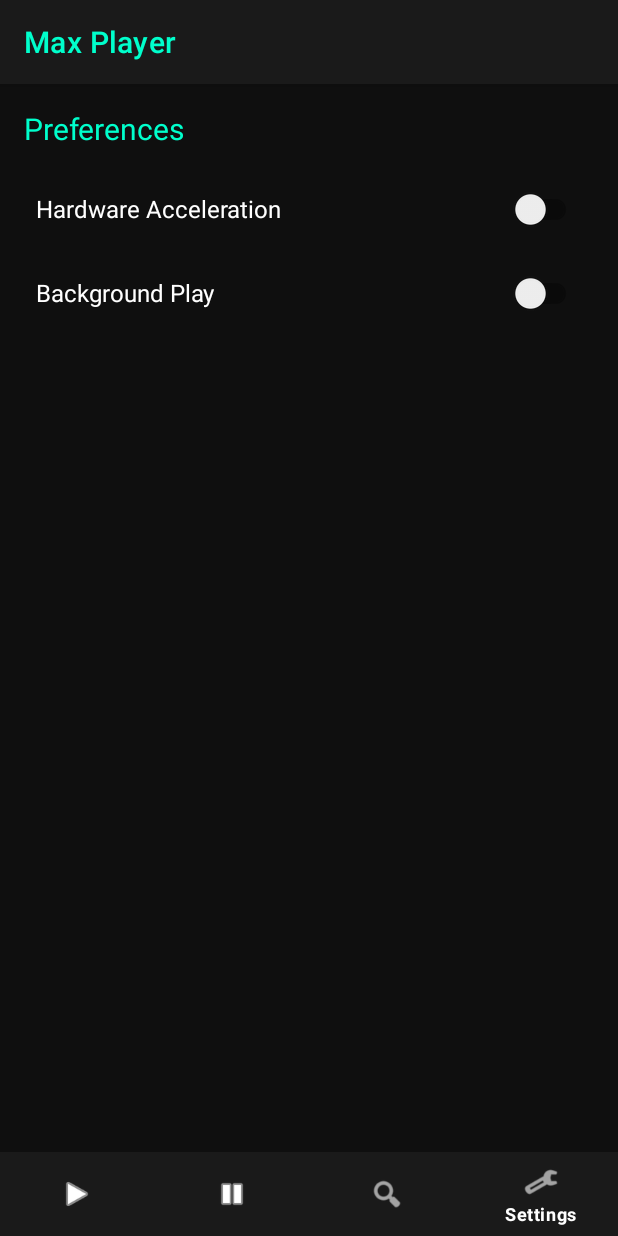
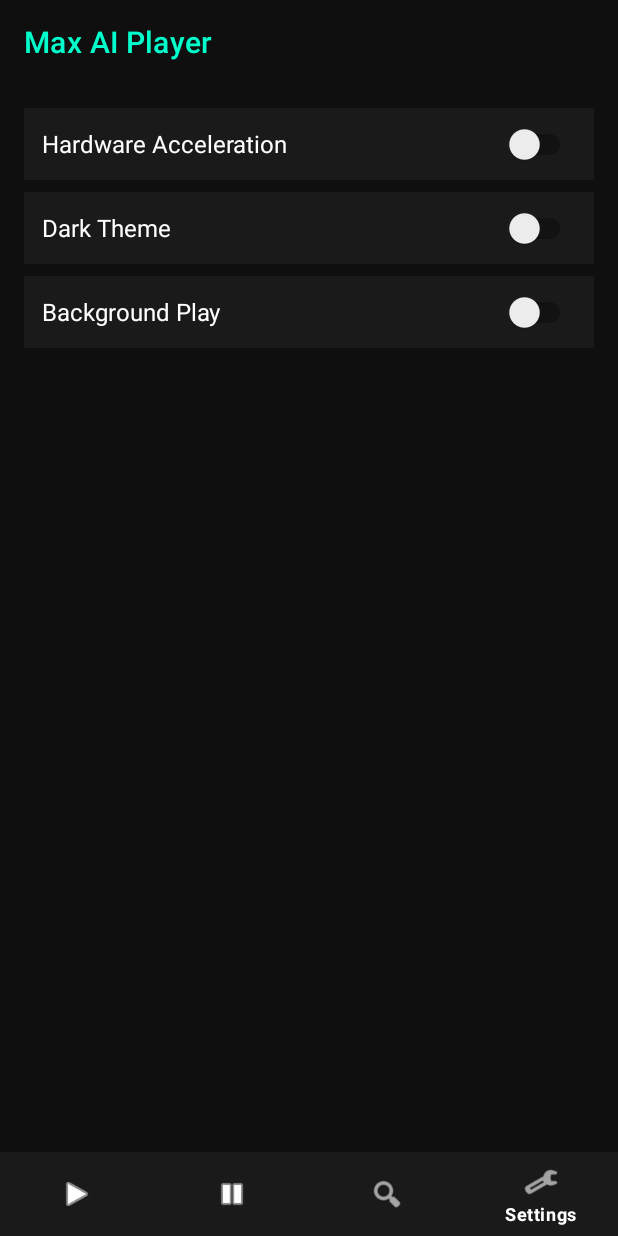
Before and after one commit to anshsaini8445/Max-AI-Player, an Android app: the screen it shows after launch (MainActivity), item 4 of the bottom bar chosen, on a phone screen of 412 x 824 dp. Run offline under Robolectric (Android 15) with nearby library versions, the light colour scheme and no system bars.

Commit message:
🚀 Gemini Coded Full App

```diff
--- a/app/src/main/AndroidManifest.xml
+++ b/app/src/main/AndroidManifest.xml
@@ -1,5 +1,6 @@
 <?xml version="1.0" encoding="utf-8"?>
 <manifest xmlns:android="http://schemas.android.com/apk/res/android">
+
     <uses-permission android:name="android.permission.INTERNET" />
     <uses-permission android:name="android.permission.READ_EXTERNAL_STORAGE" android:maxSdkVersion="32" />
     <uses-permission android:name="android.permission.READ_MEDIA_VIDEO" />
@@ -8,7 +9,9 @@
 
     <application
         android:allowBackup="true"
-        android:label="Max Player"
+        android:label="Max AI Player"
+        android:icon="@drawable/ic_max_logo"
+        android:roundIcon="@drawable/ic_max_logo"
         android:theme="@style/Theme.MaterialComponents.DayNight.NoActionBar">
         <activity
             android:name=".MainActivity"
@@ -20,4 +23,5 @@
             </intent-filter>
         </activity>
     </application>
+
 </manifest>
--- a/app/src/main/java/com/app/mediaplayer/MainActivity.kt
+++ b/app/src/main/java/com/app/mediaplayer/MainActivity.kt
@@ -8,9 +8,12 @@ import android.os.Bundle
 import android.provider.MediaStore
 import android.text.Editable
 import android.text.TextWatcher
+import android.view.LayoutInflater
 import android.view.View
+import android.view.ViewGroup
 import android.widget.EditText
 import android.widget.LinearLayout
+import android.widget.TextView
 import android.widget.Toast
 import androidx.appcompat.app.AppCompatActivity
 import androidx.appcompat.widget.SwitchCompat
@@ -28,63 +31,91 @@ class MainActivity : AppCompatActivity() {
     private var player: ExoPlayer? = null
     private val STORAGE_PERMISSION_CODE = 100
 
-    private val videoList = mutableListOf<MediaItemModel>()
-    private val audioList = mutableListOf<MediaItemModel>()
-    private val allMediaList = mutableListOf<MediaItemModel>()
-
-    private lateinit var videoAdapter: MediaAdapter
-    private lateinit var audioAdapter: MediaAdapter
-    private lateinit var searchAdapter: MediaAdapter
-
-    private lateinit var playerView: PlayerView
     private lateinit var videoRecycler: RecyclerView
     private lateinit var audioRecycler: RecyclerView
     private lateinit var searchLayout: LinearLayout
-    private lateinit var settingsLayout: LinearLayout
-
+    private lateinit var settingsLayout: ScrollViewCompatPlaceholder
+    private lateinit var playerView: PlayerView
+    private lateinit var bottomNav: BottomNavigationView
     private lateinit var searchEditText: EditText
     private lateinit var searchRecycler: RecyclerView
+
+    private val videoList = mutableListOf<MediaItemModel>()
+    private val audioList = mutableListOf<MediaItemModel>()
+    private val searchList = mutableListOf<MediaItemModel>()
+
+    private lateinit var videoAdapter: MediaAdapter
+    private lateinit var audioAdapter: AudioAdapter
+    private lateinit var searchAdapter: MediaAdapter
 
     override fun onCreate(savedInstanceState: Bundle?) {
         super.onCreate(savedInstanceState)
         setContentView(R.layout.activity_main)
 
-        initViews()
-        initPlayer()
-        checkPermissionsAndLoad()
+        videoRecycler = findViewById(R.id.video_recycler)
+        audioRecycler = findViewById(R.id.audio_recycler)
+        searchLayout = findViewById(R.id.search_layout)
+        settingsLayout = findViewById(R.id.settings_layout)
+        playerView = findViewById(R.id.player_view)
+        bottomNav = findViewById(R.id.bottom_nav)
+        searchEditText = findViewById(R.id.search_edit_text)
+        searchRecycler = findViewById(R.id.search_recycler)
+
+        setupAdapters()
+        checkPermissionAndLoadMedia()
         setupBottomNav()
         setupSearch()
     }
 
-    private fun initViews() {
-        playerView = findViewById(R.id.player_view)
-        videoRecycler = findViewById(R.id.video_recycler)
-        audioRecycler = findViewById(R.id.audio_recycler)
-        searchLayout = findViewById(R.id.search_layout)
-        settingsLayout = findViewById(R.id.settings_layout)
+    private fun setupAdapters() {
+        videoRecycler.layoutManager = LinearLayoutManager(this)
+        videoAdapter = MediaAdapter(videoList) { media -> playMedia(media) }
+        videoRecycler.adapter = videoAdapter
 
-        searchEditText = findViewById(R.id.search_edit_text)
-        searchRecycler = findViewById(R.id.search_recycler)
+        audioRecycler.layoutManager = LinearLayoutManager(this)
+        audioAdapter = AudioAdapter(audioList) { media -> playMedia(media) }
+        audioRecycler.adapter = audioAdapter
 
-        videoRecycler.layoutManager = LinearLayoutManager(this)
-        audioRecycler.layoutManager = LinearLayoutManager(this)
         searchRecycler.layoutManager = LinearLayoutManager(this)
-
-        videoAdapter = MediaAdapter(videoList) { media -> playMedia(media) }
-        audioAdapter = MediaAdapter(audioList) { media -> playMedia(media) }
-        searchAdapter = MediaAdapter(emptyList()) { media -> playMedia(media) }
-
-        videoRecycler.adapter = videoAdapter
-        audioRecycler.adapter = audioAdapter
+        searchAdapter = MediaAdapter(searchList) { media -> playMedia(media) }
         searchRecycler.adapter = searchAdapter
     }
 
-    private fun initPlayer() {
-        player = ExoPlayer.Builder(this).build()
-        playerView.player = player
+    private fun setupBottomNav() {
+        bottomNav.setOnItemSelectedListener { item ->
+            videoRecycler.visibility = View.GONE
+            audioRecycler.visibility = View.GONE
+            searchLayout.visibility = View.GONE
+            settingsLayout.visibility = View.GONE
+            playerView.visibility = View.GONE
+
+            when (item.itemId) {
+                R.id.nav_video -> videoRecycler.visibility = View.VISIBLE
+                R.id.nav_audio -> audioRecycler.visibility = View.VISIBLE
+                R.id.nav_search -> searchLayout.visibility = View.VISIBLE
+                R.id.nav_settings -> settingsLayout.visibility = View.VISIBLE
+            }
+            true
+        }
     }
 
-    private fun checkPermissionsAndLoad() {
+    private fun setupSearch() {
+        searchEditText.addTextChangedListener(object : TextWatcher {
+            override fun beforeTextChanged(s: CharSequence?, start: Int, count: Int, after: Int) {}
+            override fun onTextChanged(s: CharSequence?, start: Int, before: Int, count: Int) {
+                val query = s.toString().lowercase()
+                searchList.clear()
+                if (query.isNotEmpty()) {
+                    searchList.addAll(videoList.filter { it.title.lowercase().contains(query) })
+                    searchList.addAll(audioList.filter { it.title.lowercase().contains(query) })
+                }
+                searchAdapter.notifyDataSetChanged()
+            }
+            override fun afterTextChanged(s: Editable?) {}
+        })
+    }
+
+    private fun checkPermissionAndLoadMedia() {
         val permission = if (Build.VERSION.SDK_INT >= Build.VERSION_CODES.TIRAMISU) {
             Manifest.permission.READ_MEDIA_VIDEO
         } else {
@@ -100,126 +131,65 @@ class MainActivity : AppCompatActivity() {
 
     override fun onRequestPermissionsResult(requestCode: Int, permissions: Array<out String>, grantResults: IntArray) {
         super.onRequestPermissionsResult(requestCode, permissions, grantResults)
-        if (requestCode == STORAGE_PERMISSION_CODE) {
-            if (grantResults.isNotEmpty() && grantResults[0] == PackageManager.PERMISSION_GRANTED) {
-                loadMediaFiles()
-            } else {
-                Toast.makeText(this, "Storage permission is required to play local files", Toast.LENGTH_SHORT).show()
-            }
+        if (requestCode == STORAGE_PERMISSION_CODE && grantResults.isNotEmpty() && grantResults[0] == PackageManager.PERMISSION_GRANTED) {
+            loadMediaFiles()
+        } else {
+            Toast.makeText(this, "Permission denied. Cannot load media.", Toast.LENGTH_SHORT).show()
         }
     }
 
     private fun loadMediaFiles() {
         videoList.clear()
         audioList.clear()
-        allMediaList.clear()
 
         // Load Videos
         val videoUri = MediaStore.Video.Media.EXTERNAL_CONTENT_URI
-        val videoProjection = arrayOf(
-            MediaStore.Video.Media._ID,
-            MediaStore.Video.Media.DISPLAY_NAME
-        )
-        contentResolver.query(videoUri, videoProjection, null, null, null)?.use { cursor ->
-            val idCol = cursor.getColumnIndexOrThrow(MediaStore.Video.Media._ID)
-            val nameCol = cursor.getColumnIndexOrThrow(MediaStore.Video.Media.DISPLAY_NAME)
-            while (cursor.moveToNext()) {
-                val id = cursor.getLong(idCol)
-                val name = cursor.getString(nameCol)
+        val videoProjection = arrayOf(MediaStore.Video.Media._ID, MediaStore.Video.Media.DISPLAY_NAME)
+        contentResolver.query(videoUri, videoProjection, null, null, null)?.use {
+            val idCol = it.getColumnIndexOrThrow(MediaStore.Video.Media._ID)
+            val nameCol = it.getColumnIndexOrThrow(MediaStore.Video.Media.DISPLAY_NAME)
+            while (it.moveToNext()) {
+                val id = it.getLong(idCol)
+                val name = it.getString(nameCol)
                 val uri = Uri.withAppendedPath(videoUri, id.toString())
-                val item = MediaItemModel(id, name, uri, true)
-                videoList.add(item)
-                allMediaList.add(item)
+                videoList.add(MediaItemModel(id, name, uri, true))
             }
         }
+        videoAdapter.notifyDataSetChanged()
 
         // Load Audio
         val audioUri = MediaStore.Audio.Media.EXTERNAL_CONTENT_URI
-        val audioProjection = arrayOf(
-            MediaStore.Audio.Media._ID,
-            MediaStore.Audio.Media.DISPLAY_NAME
-        )
-        contentResolver.query(audioUri, audioProjection, null, null, null)?.use { cursor ->
-            val idCol = cursor.getColumnIndexOrThrow(MediaStore.Audio.Media._ID)
-            val nameCol = cursor.getColumnIndexOrThrow(MediaStore.Audio.Media.DISPLAY_NAME)
-            while (cursor.moveToNext()) {
-                val id = cursor.getLong(idCol)
-                val name = cursor.getString(nameCol)
+        val audioProjection = arrayOf(MediaStore.Audio.Media._ID, MediaStore.Audio.Media.DISPLAY_NAME)
+        contentResolver.query(audioUri, audioProjection, null, null, null)?.use {
+            val idCol = it.getColumnIndexOrThrow(MediaStore.Audio.Media._ID)
+            val nameCol = it.getColumnIndexOrThrow(MediaStore.Audio.Media.DISPLAY_NAME)
+            while (it.moveToNext()) {
+                val id = it.getLong(idCol)
+                val name = it.getString(nameCol)
                 val uri = Uri.withAppendedPath(audioUri, id.toString())
-                val item = MediaItemModel(id, name, uri, false)
-                audioList.add(item)
-                allMediaList.add(item)
+                audioList.add(MediaItemModel(id, name, uri, false))
             }
         }
-
-        videoAdapter.updateList(videoList)
-        audioAdapter.updateList(audioList)
+        audioAdapter.notifyDataSetChanged()
     }
 
     private fun playMedia(media: MediaItemModel) {
-        hideAllTabs()
         playerView.visibility = View.VISIBLE
-        player?.setMediaItem(MediaItem.fromUri(media.uri))
+        if (player == null) {
+            player = ExoPlayer.Builder(this).build()
+            playerView.player = player
+        }
+        val mediaItem = MediaItem.fromUri(media.uri)
+        player?.setMediaItem(mediaItem)
         player?.prepare()
-        player?.playWhenReady = true
-    }
-
-    private fun setupBottomNav() {
-        val bottomNav = findViewById<BottomNavigationView>(R.id.bottom_nav)
-        bottomNav.setOnItemSelectedListener { item ->
-            hideAllTabs()
-            when (item.itemId) {
-                R.id.nav_video -> {
-                    videoRecycler.visibility = View.VISIBLE
-                    true
-                }
-                R.id.nav_audio -> {
-                    audioRecycler.visibility = View.VISIBLE
-                    true
-                }
-                R.id.nav_search -> {
-                    searchLayout.visibility = View.VISIBLE
-                    true
-                }
-                R.id.nav_settings -> {
-                    settingsLayout.visibility = View.VISIBLE
-                    true
-                }
-                else -> false
-            }
-        }
-    }
-
-    private fun hideAllTabs() {
-        player?.stop()
-        playerView.visibility = View.GONE
-        videoRecycler.visibility = View.GONE
-        audioRecycler.visibility = View.GONE
-        searchLayout.visibility = View.GONE
-        settingsLayout.visibility = View.GONE
-    }
-
-    private fun setupSearch() {
-        searchEditText.addTextChangedListener(object : TextWatcher {
-            override fun beforeTextChanged(s: CharSequence?, start: Int, count: Int, after: Int) {}
-            override fun onTextChanged(s: CharSequence?, start: Int, before: Int, count: Int) {
-                val query = s.toString().lowercase().trim()
-                val filtered = if (query.isEmpty()) {
-                    emptyList()
-                } else {
-                    allMediaList.filter { it.title.lowercase().contains(query) }
-                }
-                searchAdapter.updateList(filtered)
-            }
-            override fun afterTextChanged(s: Editable?) {}
-        })
+        player?.play()
     }
 
     override fun onBackPressed() {
         if (playerView.visibility == View.VISIBLE) {
             player?.stop()
             playerView.visibility = View.GONE
-            videoRecycler.visibility = View.VISIBLE
+            bottomNav.selectedItemId = R.id.nav_video
         } else {
             super.onBackPressed()
         }
@@ -228,6 +198,32 @@ class MainActivity : AppCompatActivity() {
     override fun onDestroy() {
         super.onDestroy()
         player?.release()
-        player = null
     }
 }
+
+typealias ScrollViewCompatPlaceholder = android.widget.ScrollView
+
+class AudioAdapter(
+    private var audioList: List<MediaItemModel>,
+    private val onItemClick: (MediaItemModel) -> Unit
+) : RecyclerView.Adapter<AudioAdapter.AudioViewHolder>() {
+
+    class AudioViewHolder(itemView: View) : RecyclerView.ViewHolder(itemView) {
+        val titleView: TextView = itemView.findViewById(R.id.audio_title)
+        val artistView: TextView = itemView.findViewById(R.id.audio_artist)
+    }
+
+    override fun onCreateViewHolder(parent: ViewGroup, viewType: Int): AudioViewHolder {
+        val view = LayoutInflater.from(parent.context).inflate(R.layout.item_audio, parent, false)
+        return AudioViewHolder(view)
+    }
+
+    override fun onBindViewHolder(holder: AudioViewHolder, position: Int) {
+        val audio = audioList[position]
+        holder.titleView.text = audio.title
+        holder.artistView.text = "Local Audio"
+        holder.itemView.setOnClickListener { onItemClick(audio) }
+    }
+
+    override fun getItemCount() = audioList.size
+}
--- a/app/src/main/res/layout/activity_main.xml
+++ b/app/src/main/res/layout/activity_main.xml
@@ -9,15 +9,123 @@
         android:id="@+id/appbar"
         android:layout_width="match_parent"
         android:layout_height="wrap_content"
-        android:background="#1A1A1A">
+        android:background="#0F0F0F">
 
         <com.google.android.material.appbar.MaterialToolbar
             android:id="@+id/toolbar"
             android:layout_width="match_parent"
             android:layout_height="?attr/actionBarSize"
-            app:title="Max Player"
-            app:titleTextColor="#00FFCC" />
+            app:title="Max AI Player"
+            app:titleTextColor="#00FFCC"
+            android:background="#0F0F0F" />
     </com.google.android.material.appbar.AppBarLayout>
+
+    <FrameLayout
+        android:layout_width="match_parent"
+        android:layout_height="match_parent"
+        android:layout_below="@id/appbar"
+        android:layout_above="@id/bottom_nav">
+
+        <androidx.recyclerview.widget.RecyclerView
+            android:id="@+id/video_recycler"
+            android:layout_width="match_parent"
+            android:layout_height="match_parent"
+            android:clipToPadding="false"
+            android:padding="8dp" />
+
+        <androidx.recyclerview.widget.RecyclerView
+            android:id="@+id/audio_recycler"
+            android:layout_width="match_parent"
+            android:layout_height="match_parent"
+            android:visibility="gone"
+            android:clipToPadding="false"
+            android:padding="8dp" />
+
+        <LinearLayout
+            android:id="@+id/search_layout"
+            android:layout_width="match_parent"
+            android:layout_height="match_parent"
+            android:orientation="vertical"
+            android:visibility="gone"
+            android:padding="12dp">
+
+            <EditText
+                android:id="@+id/search_edit_text"
+                android:layout_width="match_parent"
+                android:layout_height="48dp"
+                android:background="#1A1A1A"
+                android:hint="Search media..."
+                android:textColor="#FFFFFF"
+                android:textColorHint="#888888"
+                android:paddingStart="16dp"
+                android:paddingEnd="16dp"
+                android:inputType="text"
+                android:maxLines="1" />
+
+            <androidx.recyclerview.widget.RecyclerView
+                android:id="@+id/search_recycler"
+                android:layout_width="match_parent"
+                android:layout_height="match_parent"
+                android:layout_marginTop="8dp"
+                android:clipToPadding="false" />
+        </LinearLayout>
+
+        <ScrollView
+            android:id="@+id/settings_layout"
+            android:layout_width="match_parent"
+            android:layout_height="match_parent"
+            android:visibility="gone"
+            android:background="#0F0F0F"
+            android:padding="16dp">
+
+            <LinearLayout
+                android:layout_width="match_parent"
+                android:layout_height="wrap_content"
+                android:orientation="vertical">
+
+                <androidx.appcompat.widget.SwitchCompat
+                    android:id="@+id/switch_hardware"
+                    android:layout_width="match_parent"
+                    android:layout_height="wrap_content"
+                    android:text="Hardware Acceleration"
+                    android:textColor="#FFFFFF"
+                    android:textSize="16sp"
+                    android:padding="12dp"
+                    android:background="#1A1A1A"
+                    android:layout_marginBottom="8dp" />
+
+                <androidx.appcompat.widget.SwitchCompat
+                    android:id="@+id/switch_theme"
+                    android:layout_width="match_parent"
+                    android:layout_height="wrap_content"
+                    android:text="Dark Theme"
+                    android:textColor="#FFFFFF"
+                    android:textSize="16sp"
+                    android:padding="12dp"
+                    android:background="#1A1A1A"
+                    android:layout_marginBottom="8dp" />
+
+                <androidx.appcompat.widget.SwitchCompat
+                    android:id="@+id/switch_background"
+                    android:layout_width="match_parent"
+                    android:layout_height="wrap_content"
+                    android:text="Background Play"
+                    android:textColor="#FFFFFF"
+                    android:textSize="16sp"
+                    android:padding="12dp"
+                    android:background="#1A1A1A"
+                    android:layout_marginBottom="8dp" />
+            </LinearLayout>
+        </ScrollView>
+
+        <androidx.media3.ui.PlayerView
+            android:id="@+id/player_view"
+            android:layout_width="match_parent"
+            android:layout_height="match_parent"
+            android:visibility="gone"
+            android:background="#000000" />
+
+    </FrameLayout>
 
     <com.google.android.material.bottomnavigation.BottomNavigationView
         android:id="@+id/bottom_nav"
@@ -25,104 +133,8 @@
         android:layout_height="wrap_content"
         android:layout_alignParentBottom="true"
         android:background="#1A1A1A"
-        app:itemIconTint="@color/text_primary"
-        app:itemTextColor="@color/text_primary"
+        app:itemIconTint="@android:color/white"
+        app:itemTextColor="@android:color/white"
         app:menu="@menu/bottom_nav_menu" />
 
-    <FrameLayout
-        android:id="@+id/content_frame"
-        android:layout_width="match_parent"
-        android:layout_height="match_parent"
-        android:layout_below="@+id/appbar"
-        android:layout_above="@+id/bottom_nav">
-
-        <!-- 1. Video RecyclerView -->
-        <androidx.recyclerview.widget.RecyclerView
-            android:id="@+id/video_recycler"
-            android:layout_width="match_parent"
-            android:layout_height="match_parent"
-            android:visibility="visible" />
-
-        <!-- 2. Audio RecyclerView -->
-        <androidx.recyclerview.widget.RecyclerView
-            android:id="@+id/audio_recycler"
-            android:layout_width="match_parent"
-            android:layout_height="match_parent"
-            android:visibility="gone" />
-
-        <!-- 3. Search Layout -->
-        <LinearLayout
-            android:id="@+id/search_layout"
-            android:layout_width="match_parent"
-            android:layout_height="match_parent"
-            android:orientation="vertical"
-            android:padding="8dp"
-            android:visibility="gone">
-
-            <EditText
-                android:id="@+id/search_edit_text"
-                android:layout_width="match_parent"
-                android:layout_height="wrap_content"
-                android:hint="Search media..."
-                android:textColor="#FFFFFF"
-                android:textColorHint="#B3B3B3"
-                android:inputType="text"
-                android:padding="12dp"
-                android:background="#1A1A1A"
-                android:layout_marginBottom="8dp"/>
-
-            <androidx.recyclerview.widget.RecyclerView
-                android:id="@+id/search_recycler"
-                android:layout_width="match_parent"
-                android:layout_height="0dp"
-                android:layout_weight="1" />
-        </LinearLayout>
-
-        <!-- 4. Settings Layout -->
-        <LinearLayout
-            android:id="@+id/settings_layout"
-            android:layout_width="match_parent"
-            android:layout_height="match_parent"
-            android:orientation="vertical"
-            android:padding="16dp"
-            android:visibility="gone">
-
-            <TextView
-                android:layout_width="wrap_content"
-                android:layout_height="wrap_content"
-                android:text="Preferences"
-                android:textSize="20sp"
-                android:textColor="#00FFCC"
-                android:layout_marginBottom="16dp"/>
-
-            <androidx.appcompat.widget.SwitchCompat
-                android:id="@+id/switch_hardware_acceleration"
-                android:layout_width="match_parent"
-                android:layout_height="wrap_content"
-                android:text="Hardware Acceleration"
-                android:textColor="#FFFFFF"
-                android:textSize="16sp"
-                android:padding="8dp"/>
-
-            <androidx.appcompat.widget.SwitchCompat
-                android:id="@+id/switch_background_play"
-                android:layout_width="match_parent"
-                android:layout_height="wrap_content"
-                android:text="Background Play"
-                android:textColor="#FFFFFF"
-                android:textSize="16sp"
-                android:padding="8dp"
-                android:layout_marginTop="8dp"/>
-        </LinearLayout>
-
-        <!-- 5. ExoPlayer View -->
-        <androidx.media3.ui.PlayerView
-            android:id="@+id/player_view"
-            android:layout_width="match_parent"
-            android:layout_height="match_parent"
-            android:background="#000000"
-            android:visibility="gone" />
-
-    </FrameLayout>
-
 </RelativeLayout>
```
Also changed, not shown: app/src/main/res/drawable/ic_max_logo.xml (added, +16 -0 lines), app/src/main/res/layout/item_audio.xml (added, +46 -0 lines), app/src/main/res/layout/item_video.xml (added, +53 -0 lines), 113 other files.
